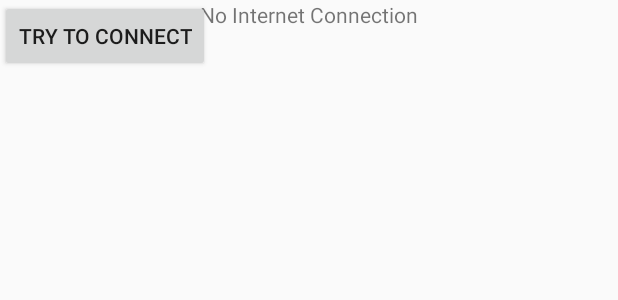
After one commit to crazysal/myfabdiet, an Android app: the layout activity_no_internet.xml on its own in the app's theme, with its tools: preview values and no code run, on a phone screen of 412 x 824 dp. The commit adds this screen. Shown: the top 300 px of the screen. Run offline under Robolectric (Android 15) with nearby library versions, the phone set to English and light mode, and no system bars.

Commit message:
added websource

```diff
--- /dev/null
+++ b/Android/MyFavDiet/app/src/main/res/layout/activity_no_internet.xml
@@ -0,0 +1,27 @@
+<?xml version="1.0" encoding="utf-8"?>
+<android.support.constraint.ConstraintLayout xmlns:android="http://schemas.android.com/apk/res/android"
+    xmlns:app="http://schemas.android.com/apk/res-auto"
+    xmlns:tools="http://schemas.android.com/tools"
+    android:layout_width="match_parent"
+    android:layout_height="match_parent"
+    tools:context="com.example.edexworldpc.myfavdiet.NoInternet">
+    <TextView
+        android:id="@+id/noconnect"
+        android:layout_width="match_parent"
+        android:layout_height="wrap_content"
+
+        android:gravity="center"
+        android:layout_centerHorizontal="true"
+        android:layout_centerVertical="true"
+        android:text="No Internet Connection"/>
+    <Button
+        android:id="@+id/noconnectbtn"
+        android:layout_width="wrap_content"
+        android:layout_height="wrap_content"
+        android:layout_centerHorizontal="true"
+        android:layout_below="@id/noconnect"
+        android:layout_centerVertical="true"
+        android:text="Try to Connect"/>
+
+
+</android.support.constraint.ConstraintLayout>
--- a/Android/MyFavDiet/app/src/main/res/values/colors.xml
+++ b/Android/MyFavDiet/app/src/main/res/values/colors.xml
@@ -1,6 +1,6 @@
 <?xml version="1.0" encoding="utf-8"?>
 <resources>
-    <color name="colorPrimary">#3F51B5</color>
-    <color name="colorPrimaryDark">#303F9F</color>
-    <color name="colorAccent">#FF4081</color>
+    <color name="colorPrimary">#f7a43e</color>
+    <color name="colorPrimaryDark">#fca132</color>
+    <color name="colorAccent">#fa9211</color>
 </resources>
```
Also changed, not shown: Android/MyFavDiet/app/src/main/AndroidManifest.xml (+3 -4 lines), Android/MyFavDiet/app/src/main/java/com/example/edexworldpc/myfavdiet/Login.java (+9 -2 lines), Android/MyFavDiet/app/src/main/java/com/example/edexworldpc/myfavdiet/MainActivity.java (+42 -1 lines), Android/MyFavDiet/app/src/main/java/com/example/edexworldpc/myfavdiet/MyAppWebViewClient.java (added, +10 -0 lines), Android/MyFavDiet/app/src/main/java/com/example/edexworldpc/myfavdiet/NoInternet.java (added, +32 -0 lines), Android/MyFavDiet/app/src/main/res/layout/content_main.xml (+9 -7 lines), 1 other file.
